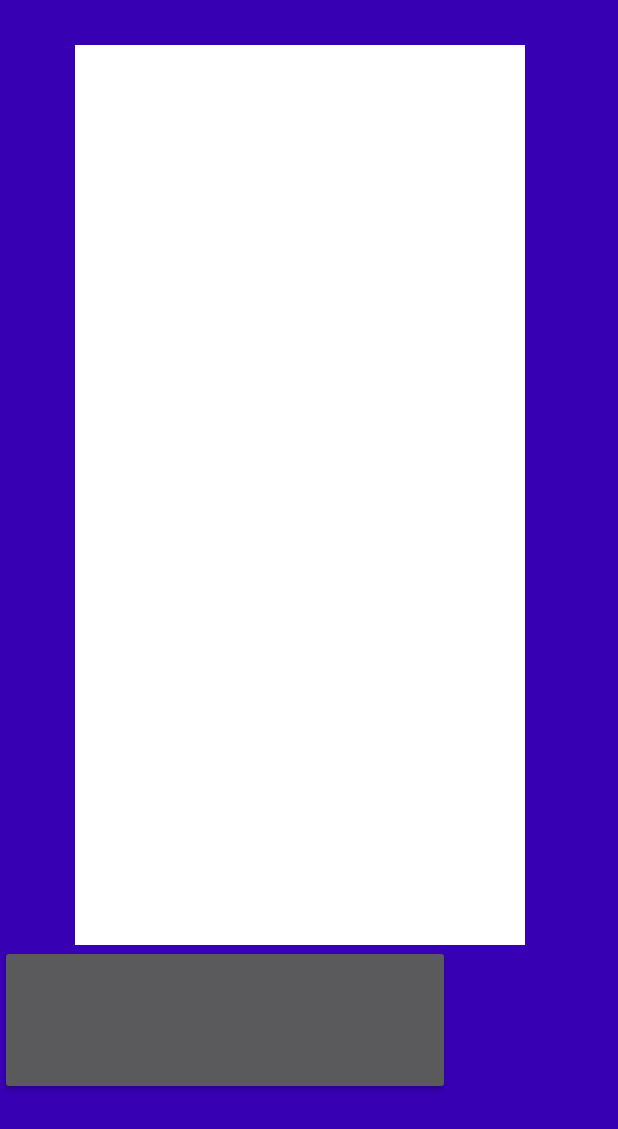
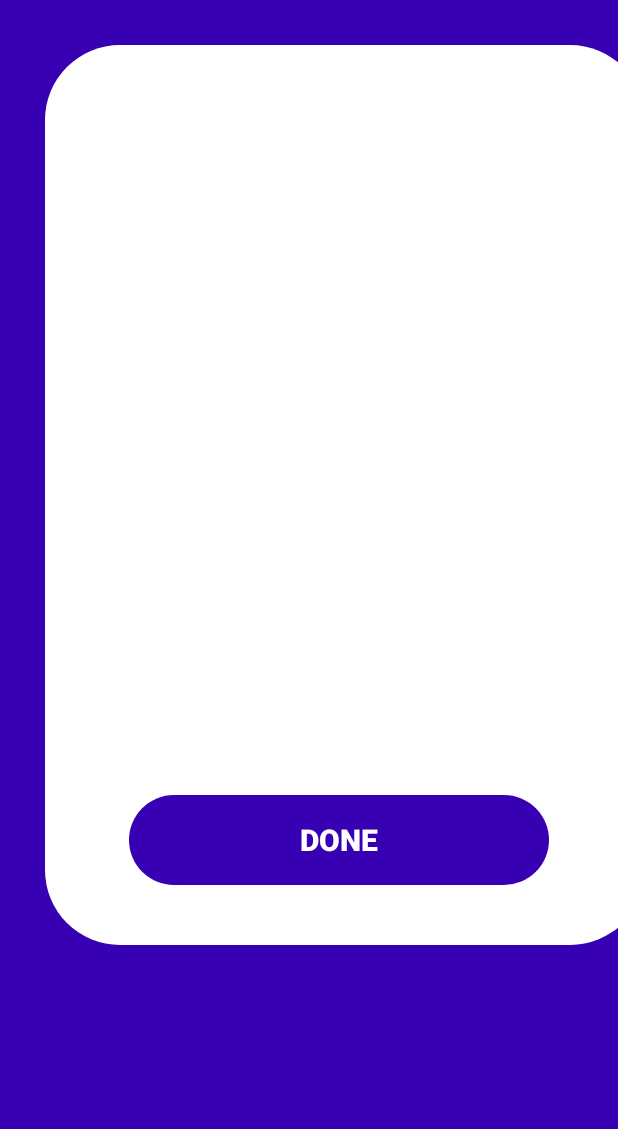
Before and after one commit to gift567/AndriodApp, an Android app: the screen it shows after launch (MainActivity), on a phone screen of 412 x 824 dp. Shown: the top 1129 px of the screen. Run offline under Robolectric (Android 15) with nearby library versions, the phone set to English and light mode, and no system bars.

Commit message:
task1 completed

```diff
--- /dev/null
+++ b/app/src/main/res/drawable/customshape.xml
@@ -0,0 +1,12 @@
+<?xml version="1.0" encoding="utf-8"?>
+<shape xmlns:android="http://schemas.android.com/apk/res/android">
+
+    <solid android:color="@color/blue"/>
+
+    <corners
+android:topRightRadius="50dp"
+        android:bottomLeftRadius="50dp"
+        android:bottomRightRadius="50dp"
+        android:topLeftRadius="50dp"
+        />
+</shape>
--- a/app/src/main/res/layout/activity_main.xml
+++ b/app/src/main/res/layout/activity_main.xml
@@ -11,19 +11,31 @@
 
 
     <LinearLayout
-        android:layout_width="300dp"
+        android:layout_width="400dp"
         android:layout_height="600dp"
-        android:layout_marginLeft="50dp"
+        android:layout_marginLeft="30dp"
         android:layout_marginTop="30dp"
-        android:background="@color/white"
-        />
+        android:backgroundTint="@color/white"
+        android:background="@drawable/customshape"
+
+        >
+
     <!--the above linear layout opening tag is not closed  with the '>' symbol-->
     <Button
-        android:layout_width="300dp"
-        android:layout_height="100dp"
-
-        />
+        android:layout_width="280dp"
+        android:layout_height="60dp"
+        android:layout_marginLeft="56dp"
+        android:layout_marginTop="500dp"
+android:text="Done"
+        android:textSize="20sp"
+        android:textStyle="bold"
+        android:textAlignment="center"
+        android:background="@drawable/customshape"
 
 
 
+        />
 </LinearLayout>
+
+
+</LinearLayout>
--- a/app/src/main/res/values/colors.xml
+++ b/app/src/main/res/values/colors.xml
@@ -8,4 +8,5 @@
     <color name="black">#FFFFFFFF</color>
     <color name="white">#FFFFFFFF</color>
 
+
 </resources>
```
